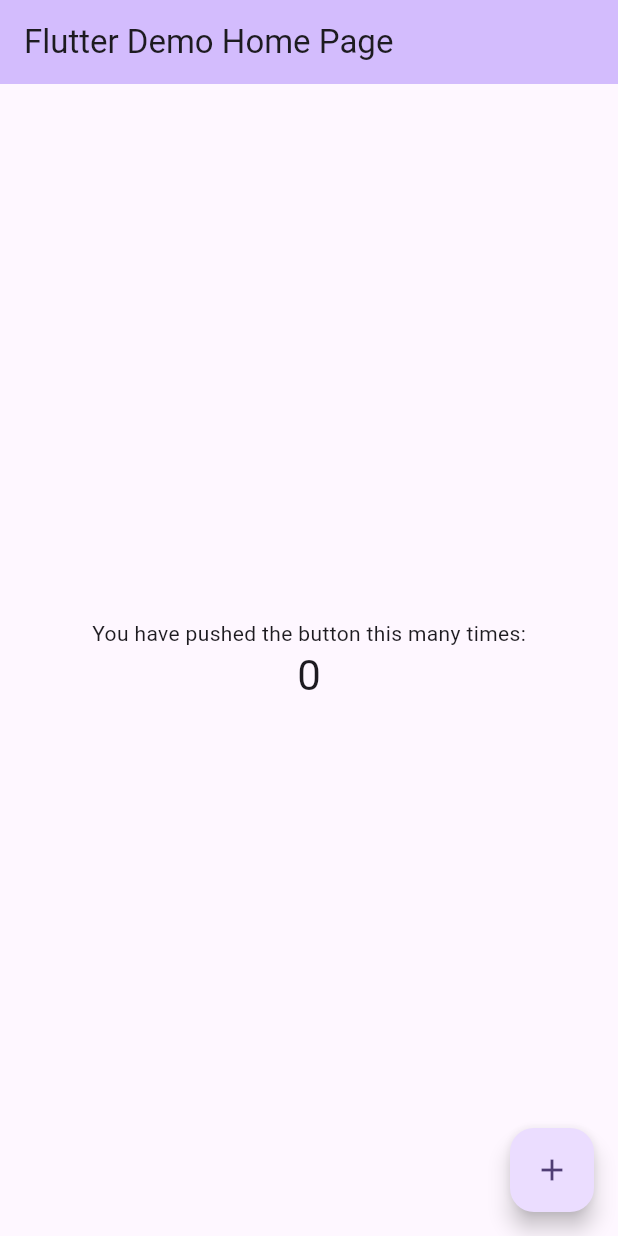
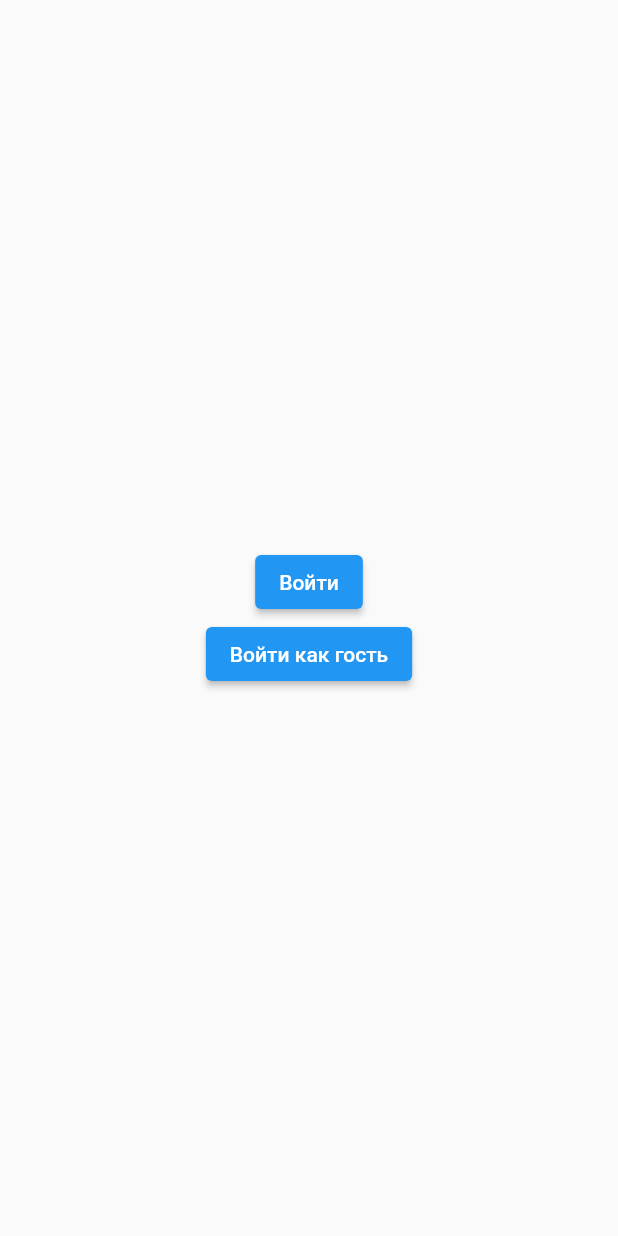
Before and after one commit to voronov-nikita/NAS-platform, a Flutter app: the screen it shows after launch, on a phone screen of 412 x 824 dp. Run offline on Flutter 3.47's test engine with Material 2 defaults, Android fonts, the phone set to English and light mode, and no system bars.

Commit message:
add-login-page

```diff
--- /dev/null
+++ b/lib/login.dart
@@ -0,0 +1,42 @@
+// ignore_for_file: avoid_print, constant_identifier_names
+
+import 'package:flutter/material.dart';
+import 'styles.dart';
+
+class MainLogin extends StatelessWidget {
+  const MainLogin({super.key});
+
+  @override
+  Widget build(BuildContext context) {
+    return Scaffold(
+      // основное тело
+      body: Center(
+        // дочерний обьект
+        child: Column(
+          // ценрирование
+          mainAxisAlignment: MainAxisAlignment.center,
+          // конопки
+          children:[
+            // кнопка авторизации
+            ElevatedButton(
+              onPressed: () {
+                print("войти");
+              },
+              style: LoginStyles.buttonStyle,
+              child: const Text('Войти'),
+            ),
+
+            // кнока входа для гостя
+            ElevatedButton(
+              onPressed: () {
+                print("гость");
+              },
+              style: LoginStyles.buttonStyle,
+              child: const Text('Войти как гость'),
+            ),
+          ]
+        ),
+      ),
+    );
+  }
+}
--- a/lib/main.dart
+++ b/lib/main.dart
@@ -1,4 +1,7 @@
+// ignore_for_file: avoid_print
+
 import 'package:flutter/material.dart';
+import 'login.dart';
 
 void main() {
   runApp(const MyApp());
@@ -7,119 +10,11 @@ void main() {
 class MyApp extends StatelessWidget {
   const MyApp({super.key});
 
-  // This widget is the root of your application.
   @override
   Widget build(BuildContext context) {
-    return MaterialApp(
-      title: 'Flutter Demo',
-      theme: ThemeData(
-        // This is the theme of your application.
-        //
-        // TRY THIS: Try running your application with "flutter run". You'll see
-        // the application has a blue toolbar. Then, without quitting the app,
-        // try changing the seedColor in the colorScheme below to Colors.green
-        // and then invoke "hot reload" (save your changes or press the "hot
-        // reload" button in a Flutter-supported IDE, or press "r" if you used
-        // the command line to start the app).
-        //
-        // Notice that the counter didn't reset back to zero; the application
-        // state is not lost during the reload. To reset the state, use hot
-        // restart instead.
-        //
-        // This works for code too, not just values: Most code changes can be
-        // tested with just a hot reload.
-        colorScheme: ColorScheme.fromSeed(seedColor: Colors.deepPurple),
-        useMaterial3: true,
-      ),
-      home: const MyHomePage(title: 'Flutter Demo Home Page'),
+    return const MaterialApp(
+      debugShowCheckedModeBanner: false,
+      home: MainLogin(),
     );
   }
 }
-
-class MyHomePage extends StatefulWidget {
-  const MyHomePage({super.key, required this.title});
-
-  // This widget is the home page of your application. It is stateful, meaning
-  // that it has a State object (defined below) that contains fields that affect
-  // how it looks.
-
-  // This class is the configuration for the state. It holds the values (in this
-  // case the title) provided by the parent (in this case the App widget) and
-  // used by the build method of the State. Fields in a Widget subclass are
-  // always marked "final".
-
-  final String title;
-
-  @override
-  State<MyHomePage> createState() => _MyHomePageState();
-}
-
-class _MyHomePageState extends State<MyHomePage> {
-  int _counter = 0;
-
-  void _incrementCounter() {
-    setState(() {
-      // This call to setState tells the Flutter framework that something has
-      // changed in this State, which causes it to rerun the build method below
-      // so that the display can reflect the updated values. If we changed
-      // _counter without calling setState(), then the build method would not be
-      // called again, and so nothing would appear to happen.
-      _counter++;
-    });
-  }
-
-  @override
-  Widget build(BuildContext context) {
-    // This method is rerun every time setState is called, for instance as done
-    // by the _incrementCounter method above.
-    //
-    // The Flutter framework has been optimized to make rerunning build methods
-    // fast, so that you can just rebuild anything that needs updating rather
-    // than having to individually change instances of widgets.
-    return Scaffold(
-      appBar: AppBar(
-        // TRY THIS: Try changing the color here to a specific color (to
-        // Colors.amber, perhaps?) and trigger a hot reload to see the AppBar
-        // change color while the other colors stay the same.
-        backgroundColor: Theme.of(context).colorScheme.inversePrimary,
-        // Here we take the value from the MyHomePage object that was created by
-        // the App.build method, and use it to set our appbar title.
-        title: Text(widget.title),
-      ),
-      body: Center(
-        // Center is a layout widget. It takes a single child and positions it
-        // in the middle of the parent.
-        child: Column(
-          // Column is also a layout widget. It takes a list of children and
-          // arranges them vertically. By default, it sizes itself to fit its
-          // children horizontally, and tries to be as tall as its parent.
-          //
-          // Column has various properties to control how it sizes itself and
-          // how it positions its children. Here we use mainAxisAlignment to
-          // center the children vertically; the main axis here is the vertical
-          // axis because Columns are vertical (the cross axis would be
-          // horizontal).
-          //
-          // TRY THIS: Invoke "debug painting" (choose the "Toggle Debug Paint"
-          // action in the IDE, or press "p" in the console), to see the
-          // wireframe for each widget.
-          mainAxisAlignment: MainAxisAlignment.center,
-          children: <Widget>[
-            const Text(
-              'You have pushed the button this many times:',
-            ),
-            Text(
-              '$_counter',
-              style: Theme.of(context).textTheme.headlineMedium,
-            ),
-          ],
-        ),
-      ),
-      floatingActionButton: FloatingActionButton(
-        onPressed: _incrementCounter,
-        tooltip: 'Increment',
-        child: const Icon(Icons.add),
-      ), // This trailing comma makes auto-formatting nicer for build methods.
-    );
-  }
-}
```
